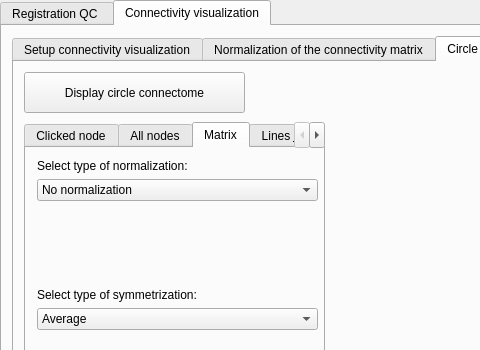
First picture: the form in CONTINUITY_QC/interface_visualization.ui, repository elodiepiot/CONTINUITY_all, before the edit; both pictures show x 0 to 480 and y 0 to 350 of the 1131 by 631 pixel window.
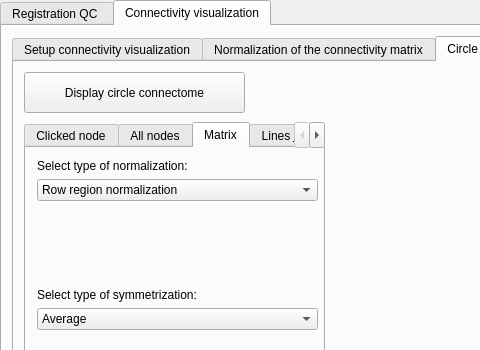
Second picture: the form after the edit. The open tabs and pages were chosen to show the change.

Commit message: ENH: circle connectome with a list of region

```diff
--- a/CONTINUITY_QC/interface_visualization.ui
+++ b/CONTINUITY_QC/interface_visualization.ui
@@ -1454,6 +1454,14 @@
          </item>
          <item>
           <widget class="QComboBox" name="type_of_normalization_circle_comboBox">
+           <property name="currentText">
+            <string>Row region normalization</string>
+           </property>
+           <item>
+            <property name="text">
+             <string>Row region normalization</string>
+            </property>
+           </item>
            <item>
             <property name="text">
              <string>No normalization</string>
```
Left out of the diff: 37 changed lines with no effect on the pictures. The commit also changes 1 other file.
